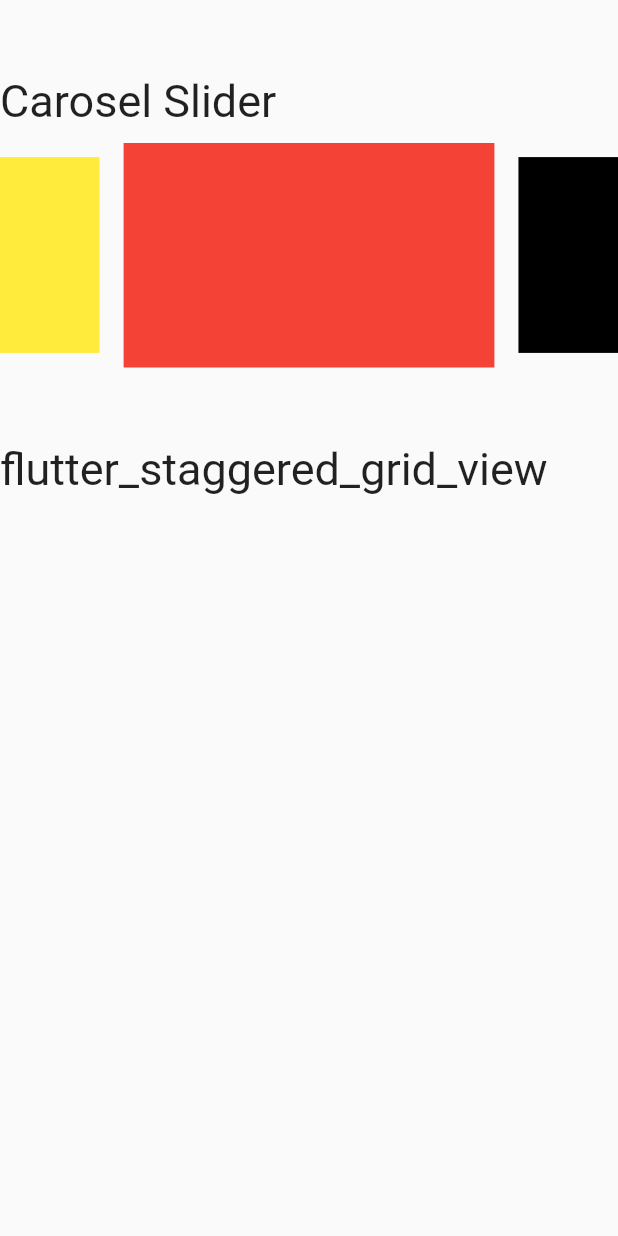
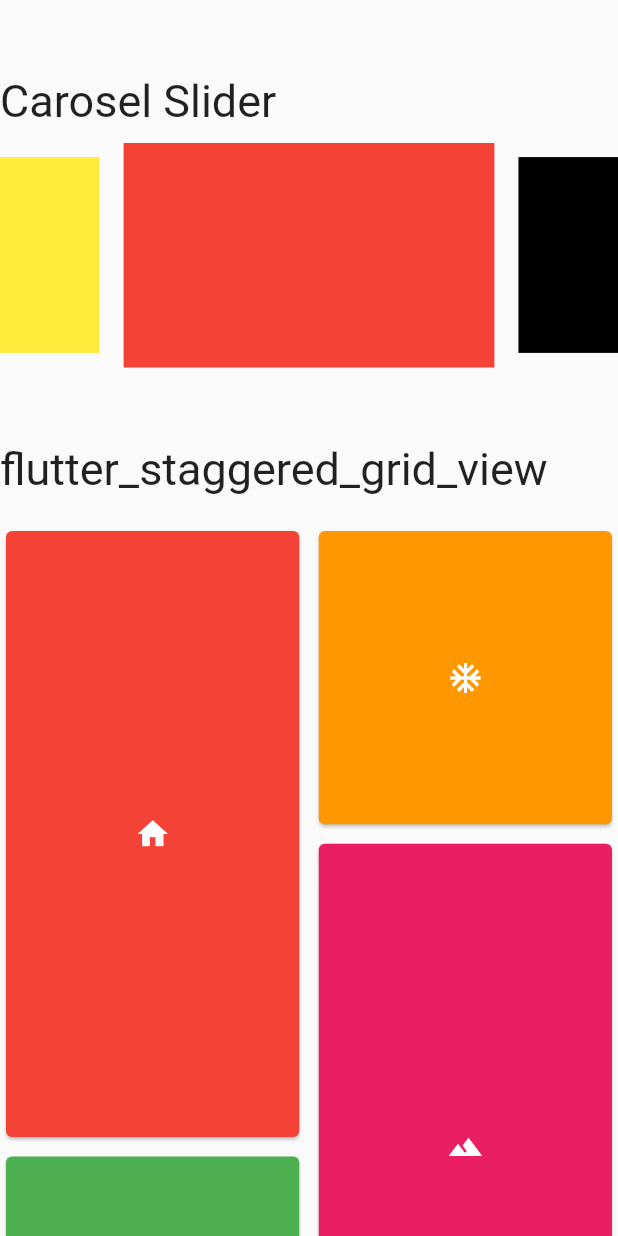
Before and after one commit to chrisokoriedev/flutter_intro, a Flutter app: the screen it shows after launch, on a phone screen of 412 x 824 dp. Run offline on Flutter 3.47's test engine with Material 3 defaults, Android fonts, the phone set to English and light mode, and no system bars; drawn by our look-alikes of carousel_slider.

Commit message:
push update

```diff
--- a/lib/class_five.dart
+++ b/lib/classfive/class_five.dart
@@ -1,5 +1,8 @@
 import 'package:carousel_slider/carousel_slider.dart';
 import 'package:flutter/material.dart';
+import 'package:flutter_staggered_grid_view/flutter_staggered_grid_view.dart';
+
+import 'resusable_widget.dart';
 
 class CarouselSliderClass extends StatelessWidget {
   const CarouselSliderClass({super.key});
@@ -27,17 +30,14 @@ class CarouselSliderClass extends StatelessWidget {
           'flutter_staggered_grid_view',
           style: TextStyle(fontSize: 30),
         ),
-
+        const SizedBox(height: 20),
+        StaggeredGrid.count(
+          crossAxisCount: 2,
+          mainAxisSpacing: 5.0,
+          crossAxisSpacing: 5.0,
+          children: cardTile,
+        ),
       ],
     ));
   }
 }
-
-List<Widget> itemContent = [
-  Container(width: 300, color: Colors.red),
-  Container(width: 300, color: Colors.black),
-  Container(width: 300, color: Colors.blue),
-  Container(width: 300, color: Colors.brown),
-  Container(width: 300, color: Colors.pink),
-  Container(width: 300, color: Colors.yellow),
-];
--- /dev/null
+++ b/lib/classfive/resusable_widget.dart
@@ -0,0 +1,88 @@
+import 'package:flutter/material.dart';
+import 'package:flutter_staggered_grid_view/flutter_staggered_grid_view.dart';
+
+List<Widget> itemContent = [
+  Container(width: 300, color: Colors.red),
+  Container(width: 300, color: Colors.black),
+  Container(width: 300, color: Colors.blue),
+  Container(width: 300, color: Colors.brown),
+  Container(width: 300, color: Colors.pink),
+  Container(width: 300, color: Colors.yellow),
+];
+List<StaggeredGridTile> cardTile = [
+  const StaggeredGridTile.count(
+    crossAxisCellCount: 1,
+    mainAxisCellCount: 2,
+    child: BackGroundTile(
+      backgroundColor: Colors.red,
+      icondata: Icons.home,
+    ),
+  ),
+  const StaggeredGridTile.count(
+    crossAxisCellCount: 1,
+    mainAxisCellCount: 1,
+    child: BackGroundTile(
+      backgroundColor: Colors.orange,
+      icondata: Icons.ac_unit,
+    ),
+  ),
+  const StaggeredGridTile.count(
+    crossAxisCellCount: 1,
+    mainAxisCellCount: 2,
+    child: BackGroundTile(
+      backgroundColor: Colors.pink,
+      icondata: Icons.landscape,
+    ),
+  ),
+  const StaggeredGridTile.count(
+    crossAxisCellCount: 1,
+    mainAxisCellCount: 1,
+    child: BackGroundTile(
+      backgroundColor: Colors.green,
+      icondata: Icons.portrait,
+    ),
+  ),
+  const StaggeredGridTile.count(
+    crossAxisCellCount: 1,
+    mainAxisCellCount: 1,
+    child: BackGroundTile(
+      backgroundColor: Colors.amber,
+      icondata: Icons.music_note,
+    ),
+  ),
+  const StaggeredGridTile.count(
+    crossAxisCellCount: 1,
+    mainAxisCellCount: 2,
+    child: BackGroundTile(
+      backgroundColor: Colors.deepPurpleAccent,
+      icondata: Icons.music_note,
+    ),
+  ),
+  const StaggeredGridTile.count(
+    crossAxisCellCount: 1,
+    mainAxisCellCount: 1,
+    child: BackGroundTile(
+      backgroundColor: Colors.amber,
+      icondata: Icons.music_note,
+    ),
+  ),
+];
+
+class BackGroundTile extends StatelessWidget {
+  final Color backgroundColor;
+  final IconData icondata;
+
+  const BackGroundTile({
+    super.key,
+    required this.backgroundColor,
+    required this.icondata,
+  });
+
+  @override
+  Widget build(BuildContext context) {
+    return Card(
+      color: backgroundColor,
+      child: Icon(icondata, color: Colors.white),
+    );
+  }
+}
--- a/lib/main.dart
+++ b/lib/main.dart
@@ -1,5 +1,5 @@
 import 'package:flutter/material.dart';
-import 'package:flutter_intro/class_five.dart';
+import 'package:flutter_intro/classfive/class_five.dart';
 
 void main() {
   runApp(const MyApp());
```
